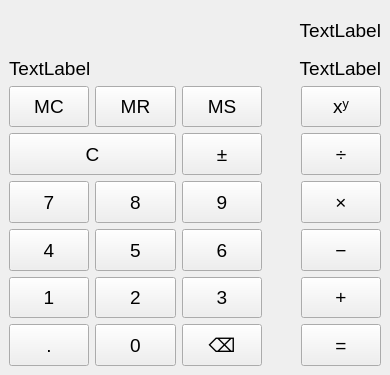
Old version of the form calculator/mainwindow.ui in the repository mrphyzd/cpp-calculator.
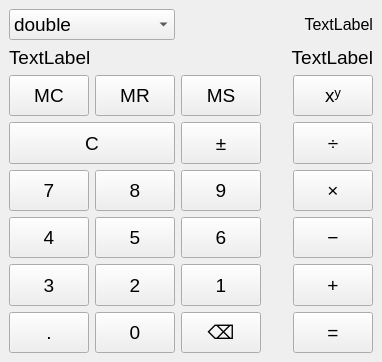
New version of the form.

The edit to the form file:
```diff
--- a/calculator/mainwindow.ui
+++ b/calculator/mainwindow.ui
@@ -6,8 +6,8 @@
    <rect>
     <x>0</x>
     <y>0</y>
-    <width>390</width>
-    <height>375</height>
+    <width>382</width>
+    <height>362</height>
    </rect>
   </property>
   <property name="sizePolicy">
@@ -25,73 +25,47 @@
    <string>Калькулятор</string>
   </property>
   <widget class="QWidget" name="centralwidget">
-   <layout class="QGridLayout" name="gridLayout" rowstretch="0,0,0,0,0,0,0,0,0" columnstretch="3,3,3,1,3">
-    <item row="3" column="4">
-     <widget class="QPushButton" name="pb_pow">
+   <layout class="QGridLayout" name="gridLayout">
+    <item row="0" column="0" colspan="2">
+     <widget class="QComboBox" name="cmb_controller">
       <property name="sizePolicy">
-       <sizepolicy hsizetype="MinimumExpanding" vsizetype="MinimumExpanding">
+       <sizepolicy hsizetype="Minimum" vsizetype="Minimum">
         <horstretch>0</horstretch>
         <verstretch>0</verstretch>
        </sizepolicy>
       </property>
-      <property name="text">
-       <string>xʸ</string>
-      </property>
+      <item>
+       <property name="text">
+        <string>double</string>
+       </property>
+      </item>
+      <item>
+       <property name="text">
+        <string>float</string>
+       </property>
+      </item>
      </widget>
     </item>
-    <item row="5" column="4">
-     <widget class="QPushButton" name="pb_mult">
+    <item row="0" column="2" colspan="3">
+     <widget class="QLabel" name="l_formula">
       <property name="sizePolicy">
-       <sizepolicy hsizetype="MinimumExpanding" vsizetype="MinimumExpanding">
+       <sizepolicy hsizetype="Minimum" vsizetype="Minimum">
         <horstretch>0</horstretch>
         <verstretch>0</verstretch>
        </sizepolicy>
       </property>
-      <property name="text">
-       <string>×</string>
+      <property name="layoutDirection">
+       <enum>Qt::LayoutDirection::LeftToRight</enum>
       </property>
-     </widget>
-    </item>
-    <item row="6" column="2">
-     <widget class="QPushButton" name="pb_six">
-      <property name="sizePolicy">
-       <sizepolicy hsizetype="MinimumExpanding" vsizetype="MinimumExpanding">
-        <horstretch>0</horstretch>
-        <verstretch>0</verstretch>
-       </sizepolicy>
-      </property>
       <property name="text">
-       <string>6</string>
+       <string>&lt;html&gt;&lt;head/&gt;&lt;body&gt;&lt;p&gt;&lt;span style=&quot; font-size:12pt;&quot;&gt;TextLabel&lt;/span&gt;&lt;/p&gt;&lt;/body&gt;&lt;/html&gt;</string>
       </property>
-     </widget>
-    </item>
-    <item row="8" column="4">
-     <widget class="QPushButton" name="pb_equal">
-      <property name="sizePolicy">
-       <sizepolicy hsizetype="MinimumExpanding" vsizetype="MinimumExpanding">
-        <horstretch>0</horstretch>
-        <verstretch>0</verstretch>
-       </sizepolicy>
+      <property name="alignment">
+       <set>Qt::AlignmentFlag::AlignRight|Qt::AlignmentFlag::AlignTrailing|Qt::AlignmentFlag::AlignVCenter</set>
       </property>
-      <property name="text">
-       <string>=</string>
-      </property>
      </widget>
     </item>
-    <item row="4" column="2">
-     <widget class="QPushButton" name="pb_pm">
-      <property name="sizePolicy">
-       <sizepolicy hsizetype="MinimumExpanding" vsizetype="MinimumExpanding">
-        <horstretch>0</horstretch>
-        <verstretch>0</verstretch>
-       </sizepolicy>
-      </property>
-      <property name="text">
-       <string>±</string>
-      </property>
-     </widget>
-    </item>
-    <item row="2" column="0" colspan="5">
+    <item row="1" column="0" colspan="5">
      <layout class="QHBoxLayout" name="horizontalLayout">
       <item>
        <widget class="QLabel" name="l_memory">
@@ -118,8 +92,8 @@
       </item>
      </layout>
     </item>
-    <item row="8" column="2">
-     <widget class="QPushButton" name="pb_one_clear">
+    <item row="2" column="0">
+     <widget class="QPushButton" name="pb_mc">
       <property name="sizePolicy">
        <sizepolicy hsizetype="MinimumExpanding" vsizetype="MinimumExpanding">
         <horstretch>0</horstretch>
@@ -127,12 +101,12 @@
        </sizepolicy>
       </property>
       <property name="text">
-       <string>⌫</string>
+       <string>MC</string>
       </property>
      </widget>
     </item>
-    <item row="5" column="1">
-     <widget class="QPushButton" name="pb_eignt">
+    <item row="2" column="1">
+     <widget class="QPushButton" name="pb_mr">
       <property name="sizePolicy">
        <sizepolicy hsizetype="MinimumExpanding" vsizetype="MinimumExpanding">
         <horstretch>0</horstretch>
@@ -140,12 +114,12 @@
        </sizepolicy>
       </property>
       <property name="text">
-       <string>8</string>
+       <string>MR</string>
       </property>
      </widget>
     </item>
-    <item row="6" column="4">
-     <widget class="QPushButton" name="pb_minus">
+    <item row="2" column="2">
+     <widget class="QPushButton" name="pb_ms">
       <property name="sizePolicy">
        <sizepolicy hsizetype="MinimumExpanding" vsizetype="MinimumExpanding">
         <horstretch>0</horstretch>
@@ -153,63 +127,11 @@
        </sizepolicy>
       </property>
       <property name="text">
-       <string>−</string>
+       <string>MS</string>
       </property>
      </widget>
     </item>
-    <item row="5" column="2">
-     <widget class="QPushButton" name="pb_nine">
-      <property name="sizePolicy">
-       <sizepolicy hsizetype="MinimumExpanding" vsizetype="MinimumExpanding">
-        <horstretch>0</horstretch>
-        <verstretch>0</verstretch>
-       </sizepolicy>
-      </property>
-      <property name="text">
-       <string>9</string>
-      </property>
-     </widget>
-    </item>
-    <item row="7" column="1">
-     <widget class="QPushButton" name="pb_two">
-      <property name="sizePolicy">
-       <sizepolicy hsizetype="MinimumExpanding" vsizetype="MinimumExpanding">
-        <horstretch>0</horstretch>
-        <verstretch>0</verstretch>
-       </sizepolicy>
-      </property>
-      <property name="text">
-       <string>2</string>
-      </property>
-     </widget>
-    </item>
-    <item row="5" column="0">
-     <widget class="QPushButton" name="pb_seven">
-      <property name="sizePolicy">
-       <sizepolicy hsizetype="MinimumExpanding" vsizetype="MinimumExpanding">
-        <horstretch>0</horstretch>
-        <verstretch>0</verstretch>
-       </sizepolicy>
-      </property>
-      <property name="text">
-       <string>7</string>
-      </property>
-     </widget>
-    </item>
-    <item row="8" column="0">
-     <widget class="QPushButton" name="pb_dot">
-      <property name="sizePolicy">
-       <sizepolicy hsizetype="MinimumExpanding" vsizetype="MinimumExpanding">
-        <horstretch>0</horstretch>
-        <verstretch>0</verstretch>
-       </sizepolicy>
-      </property>
-      <property name="text">
-       <string>.</string>
-      </property>
-     </widget>
-    </item>
-    <item row="3" column="3">
+    <item row="2" column="3">
      <spacer name="horizontalSpacer">
       <property name="orientation">
        <enum>Qt::Orientation::Horizontal</enum>
@@ -225,7 +147,20 @@
       </property>
      </spacer>
     </item>
-    <item row="4" column="0" colspan="2">
+    <item row="2" column="4">
+     <widget class="QPushButton" name="pb_pow">
+      <property name="sizePolicy">
+       <sizepolicy hsizetype="MinimumExpanding" vsizetype="MinimumExpanding">
+        <horstretch>0</horstretch>
+        <verstretch>0</verstretch>
+       </sizepolicy>
+      </property>
+      <property name="text">
+       <string>xʸ</string>
+      </property>
+     </widget>
+    </item>
+    <item row="3" column="0" colspan="2">
      <widget class="QPushButton" name="pb_all_clear">
       <property name="sizePolicy">
        <sizepolicy hsizetype="MinimumExpanding" vsizetype="MinimumExpanding">
@@ -238,7 +173,85 @@
       </property>
      </widget>
     </item>
-    <item row="6" column="0">
+    <item row="3" column="2">
+     <widget class="QPushButton" name="pb_pm">
+      <property name="sizePolicy">
+       <sizepolicy hsizetype="MinimumExpanding" vsizetype="MinimumExpanding">
+        <horstretch>0</horstretch>
+        <verstretch>0</verstretch>
+       </sizepolicy>
+      </property>
+      <property name="text">
+       <string>±</string>
+      </property>
+     </widget>
+    </item>
+    <item row="3" column="4">
+     <widget class="QPushButton" name="pb_division">
+      <property name="sizePolicy">
+       <sizepolicy hsizetype="MinimumExpanding" vsizetype="MinimumExpanding">
+        <horstretch>0</horstretch>
+        <verstretch>0</verstretch>
+       </sizepolicy>
+      </property>
+      <property name="text">
+       <string>÷</string>
+      </property>
+     </widget>
+    </item>
+    <item row="4" column="0">
+     <widget class="QPushButton" name="pb_seven">
+      <property name="sizePolicy">
+       <sizepolicy hsizetype="MinimumExpanding" vsizetype="MinimumExpanding">
+        <horstretch>0</horstretch>
+        <verstretch>0</verstretch>
+       </sizepolicy>
+      </property>
+      <property name="text">
+       <string>7</string>
+      </property>
+     </widget>
+    </item>
+    <item row="4" column="1">
+     <widget class="QPushButton" name="pb_eignt">
+      <property name="sizePolicy">
+       <sizepolicy hsizetype="MinimumExpanding" vsizetype="MinimumExpanding">
+        <horstretch>0</horstretch>
+        <verstretch>0</verstretch>
+       </sizepolicy>
+      </property>
+      <property name="text">
+       <string>8</string>
+      </property>
+     </widget>
+    </item>
+    <item row="4" column="2">
+     <widget class="QPushButton" name="pb_nine">
+      <property name="sizePolicy">
+       <sizepolicy hsizetype="MinimumExpanding" vsizetype="MinimumExpanding">
+        <horstretch>0</horstretch>
+        <verstretch>0</verstretch>
+       </sizepolicy>
+      </property>
+      <property name="text">
+       <string>9</string>
+      </property>
+     </widget>
+    </item>
+    <item row="4" column="4">
+     <widget class="QPushButton" name="pb_mult">
+      <property name="sizePolicy">
+       <sizepolicy hsizetype="MinimumExpanding" vsizetype="MinimumExpanding">
+        <horstretch>0</horstretch>
+        <verstretch>0</verstretch>
+       </sizepolicy>
+      </property>
+      <property name="text">
+       <string>×</string>
+      </property>
+     </widget>
+    </item>
+    <item row="5" column="0">
      <widget class="QPushButton" name="pb_four">
       <property name="sizePolicy">
        <sizepolicy hsizetype="MinimumExpanding" vsizetype="MinimumExpanding">
@@ -251,52 +264,7 @@
       </property>
      </widget>
     </item>
-    <item row="3" column="0">
-     <widget class="QPushButton" name="pb_mc">
-      <property name="sizePolicy">
-       <sizepolicy hsizetype="MinimumExpanding" vsizetype="MinimumExpanding">
-        <horstretch>0</horstretch>
-        <verstretch>0</verstretch>
-       </sizepolicy>
-      </property>
-      <property name="text">
-       <string>MC</string>
-      </property>
-     </widget>
-    </item>
-    <item row="0" column="0" colspan="5">
-     <widget class="QLabel" name="l_formula">
-      <property name="sizePolicy">
-       <sizepolicy hsizetype="MinimumExpanding" vsizetype="MinimumExpanding">
-        <horstretch>0</horstretch>
-        <verstretch>0</verstretch>
-       </sizepolicy>
-      </property>
-      <property name="layoutDirection">
-       <enum>Qt::LayoutDirection::LeftToRight</enum>
-      </property>
-      <property name="text">
-       <string>TextLabel</string>
-      </property>
-      <property name="alignment">
-       <set>Qt::AlignmentFlag::AlignRight|Qt::AlignmentFlag::AlignTrailing|Qt::AlignmentFlag::AlignVCenter</set>
-      </property>
-     </widget>
-    </item>
-    <item row="8" column="1">
-     <widget class="QPushButton" name="pb_zero">
-      <property name="sizePolicy">
-       <sizepolicy hsizetype="MinimumExpanding" vsizetype="MinimumExpanding">
-        <horstretch>0</horstretch>
-        <verstretch>0</verstretch>
-       </sizepolicy>
-      </property>
-      <property name="text">
-       <string>0</string>
-      </property>
-     </widget>
-    </item>
-    <item row="6" column="1">
+    <item row="5" column="1">
      <widget class="QPushButton" name="pb_five">
       <property name="sizePolicy">
        <sizepolicy hsizetype="MinimumExpanding" vsizetype="MinimumExpanding">
@@ -309,8 +277,8 @@
       </property>
      </widget>
     </item>
-    <item row="3" column="2">
-     <widget class="QPushButton" name="pb_ms">
+    <item row="5" column="2">
+     <widget class="QPushButton" name="pb_six">
       <property name="sizePolicy">
        <sizepolicy hsizetype="MinimumExpanding" vsizetype="MinimumExpanding">
         <horstretch>0</horstretch>
@@ -318,12 +286,12 @@
        </sizepolicy>
       </property>
       <property name="text">
-       <string>MS</string>
+       <string>6</string>
       </property>
      </widget>
     </item>
-    <item row="3" column="1">
-     <widget class="QPushButton" name="pb_mr">
+    <item row="5" column="4">
+     <widget class="QPushButton" name="pb_minus">
       <property name="sizePolicy">
        <sizepolicy hsizetype="MinimumExpanding" vsizetype="MinimumExpanding">
         <horstretch>0</horstretch>
@@ -331,37 +299,11 @@
        </sizepolicy>
       </property>
       <property name="text">
-       <string>MR</string>
+       <string>−</string>
       </property>
      </widget>
     </item>
-    <item row="4" column="4">
-     <widget class="QPushButton" name="pb_division">
-      <property name="sizePolicy">
-       <sizepolicy hsizetype="MinimumExpanding" vsizetype="MinimumExpanding">
-        <horstretch>0</horstretch>
-        <verstretch>0</verstretch>
-       </sizepolicy>
-      </property>
-      <property name="text">
-       <string>÷</string>
-      </property>
-     </widget>
-    </item>
-    <item row="7" column="4">
-     <widget class="QPushButton" name="pb_plus">
-      <property name="sizePolicy">
-       <sizepolicy hsizetype="MinimumExpanding" vsizetype="MinimumExpanding">
-        <horstretch>0</horstretch>
-        <verstretch>0</verstretch>
-       </sizepolicy>
-      </property>
-      <property name="text">
-       <string>+</string>
-      </property>
-     </widget>
-    </item>
-    <item row="7" column="2">
+    <item row="6" column="0">
      <widget class="QPushButton" name="pb_three">
       <property name="sizePolicy">
        <sizepolicy hsizetype="MinimumExpanding" vsizetype="MinimumExpanding">
@@ -374,7 +316,20 @@
       </property>
      </widget>
     </item>
-    <item row="7" column="0">
+    <item row="6" column="1">
+     <widget class="QPushButton" name="pb_two">
+      <property name="sizePolicy">
+       <sizepolicy hsizetype="MinimumExpanding" vsizetype="MinimumExpanding">
+        <horstretch>0</horstretch>
+        <verstretch>0</verstretch>
+       </sizepolicy>
+      </property>
+      <property name="text">
+       <string>2</string>
+      </property>
+     </widget>
+    </item>
+    <item row="6" column="2">
      <widget class="QPushButton" name="pb_one">
       <property name="sizePolicy">
        <sizepolicy hsizetype="MinimumExpanding" vsizetype="MinimumExpanding">
@@ -387,6 +342,71 @@
       </property>
      </widget>
     </item>
+    <item row="6" column="4">
+     <widget class="QPushButton" name="pb_plus">
+      <property name="sizePolicy">
+       <sizepolicy hsizetype="MinimumExpanding" vsizetype="MinimumExpanding">
+        <horstretch>0</horstretch>
+        <verstretch>0</verstretch>
+       </sizepolicy>
+      </property>
+      <property name="text">
+       <string>+</string>
+      </property>
+     </widget>
+    </item>
+    <item row="7" column="0">
+     <widget class="QPushButton" name="tb_extra">
+      <property name="sizePolicy">
+       <sizepolicy hsizetype="MinimumExpanding" vsizetype="MinimumExpanding">
+        <horstretch>0</horstretch>
+        <verstretch>0</verstretch>
+       </sizepolicy>
+      </property>
+      <property name="text">
+       <string>.</string>
+      </property>
+     </widget>
+    </item>
+    <item row="7" column="1">
+     <widget class="QPushButton" name="pb_zero">
+      <property name="sizePolicy">
+       <sizepolicy hsizetype="MinimumExpanding" vsizetype="MinimumExpanding">
+        <horstretch>0</horstretch>
+        <verstretch>0</verstretch>
+       </sizepolicy>
+      </property>
+      <property name="text">
+       <string>0</string>
+      </property>
+     </widget>
+    </item>
+    <item row="7" column="2">
+     <widget class="QPushButton" name="pb_one_clear">
+      <property name="sizePolicy">
+       <sizepolicy hsizetype="MinimumExpanding" vsizetype="MinimumExpanding">
+        <horstretch>0</horstretch>
+        <verstretch>0</verstretch>
+       </sizepolicy>
+      </property>
+      <property name="text">
+       <string>⌫</string>
+      </property>
+     </widget>
+    </item>
+    <item row="7" column="4">
+     <widget class="QPushButton" name="pb_equal">
+      <property name="sizePolicy">
+       <sizepolicy hsizetype="MinimumExpanding" vsizetype="MinimumExpanding">
+        <horstretch>0</horstretch>
+        <verstretch>0</verstretch>
+       </sizepolicy>
+      </property>
+      <property name="text">
+       <string>=</string>
+      </property>
+     </widget>
+    </item>
    </layout>
   </widget>
  </widget>
```
